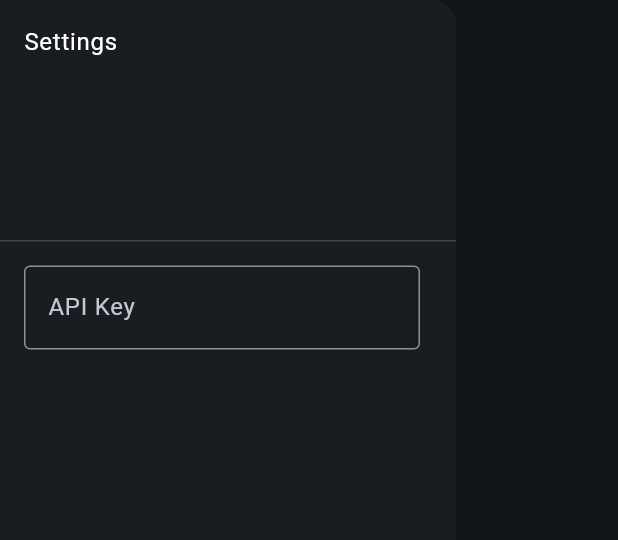
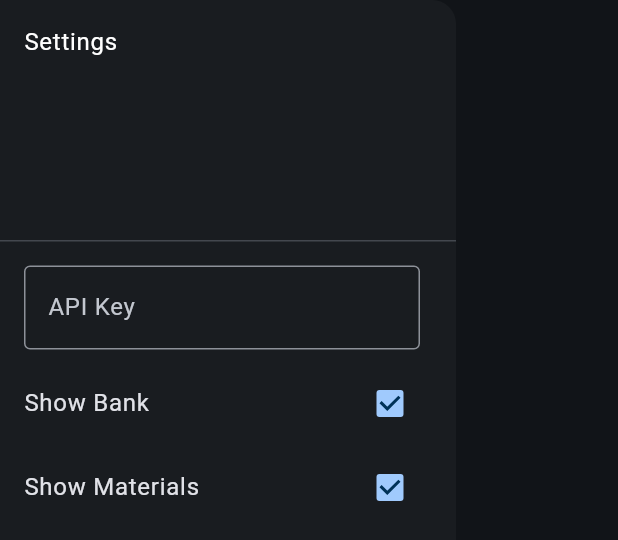
Before and after one commit to Dadum/inventory, a Flutter app: the SettingsDrawer widget shown alone on an empty page, opened directly, on a phone screen of 412 x 824 dp. Shown: the top 540 px of the screen. Run offline on Flutter 3.47's test engine with Material 3 defaults, Android fonts, the light colour scheme and no system bars; our stand-ins replace flutter_animate, flutter_hooks, flutter_widget_from_html, freezed_annotation, hooks_riverpod, riverpod_annotation and 1 more; accounts and stored records are empty; generated files the repository leaves out were written again; network calls fail.

Commit message:
Add toggles to show materials/bank

```diff
--- a/lib/providers/api.dart
+++ b/lib/providers/api.dart
@@ -5,6 +5,7 @@ import 'dart:ui';
 import 'package:freezed_annotation/freezed_annotation.dart';
 import 'package:http/http.dart' as http;
 import 'package:inventory/providers/search.dart';
+import 'package:inventory/providers/settings.dart';
 import 'package:riverpod_annotation/riverpod_annotation.dart';
 import 'package:shared_preferences/shared_preferences.dart';
 
@@ -66,8 +67,8 @@ Future<List<String>> characters(CharactersRef ref) async {
 
   return [
     ...(jsonDecode(response.body) as List<dynamic>).map((e) => e as String),
-    Api.bank,
-    Api.materials,
+    if (ref.watch(settingsProvider).showBank) Api.bank,
+    if (ref.watch(settingsProvider).showMaterials) Api.materials,
   ];
 }
 
--- a/lib/widgets/settings_drawer.dart
+++ b/lib/widgets/settings_drawer.dart
@@ -2,6 +2,7 @@ import 'package:flutter/material.dart';
 import 'package:flutter_hooks/flutter_hooks.dart';
 import 'package:hooks_riverpod/hooks_riverpod.dart';
 import 'package:inventory/providers/api.dart';
+import 'package:inventory/providers/settings.dart';
 
 class SettingsDrawer extends HookConsumerWidget {
   const SettingsDrawer({
@@ -30,6 +31,17 @@ class SettingsDrawer extends HookConsumerWidget {
                   ref.read(keyProvider.notifier).set(key: value),
             ),
           ),
+          CheckboxListTile.adaptive(
+            title: const Text('Show Bank'),
+            value: ref.watch(settingsProvider).showBank,
+            onChanged: (_) => ref.read(settingsProvider.notifier).toggleBank(),
+          ),
+          CheckboxListTile.adaptive(
+            title: const Text('Show Materials'),
+            value: ref.watch(settingsProvider).showMaterials,
+            onChanged: (_) =>
+                ref.read(settingsProvider.notifier).toggleMaterials(),
+          ),
         ],
       ),
     );
```
Also changed, not shown: lib/providers/settings.dart (added, +53 -0 lines).
